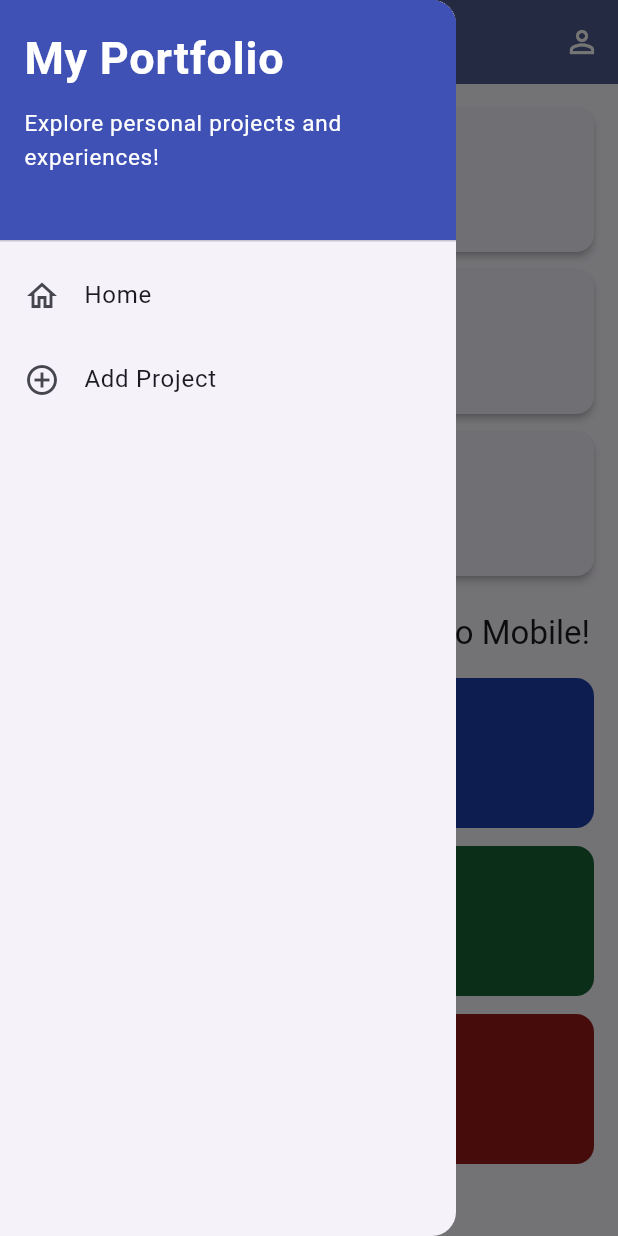
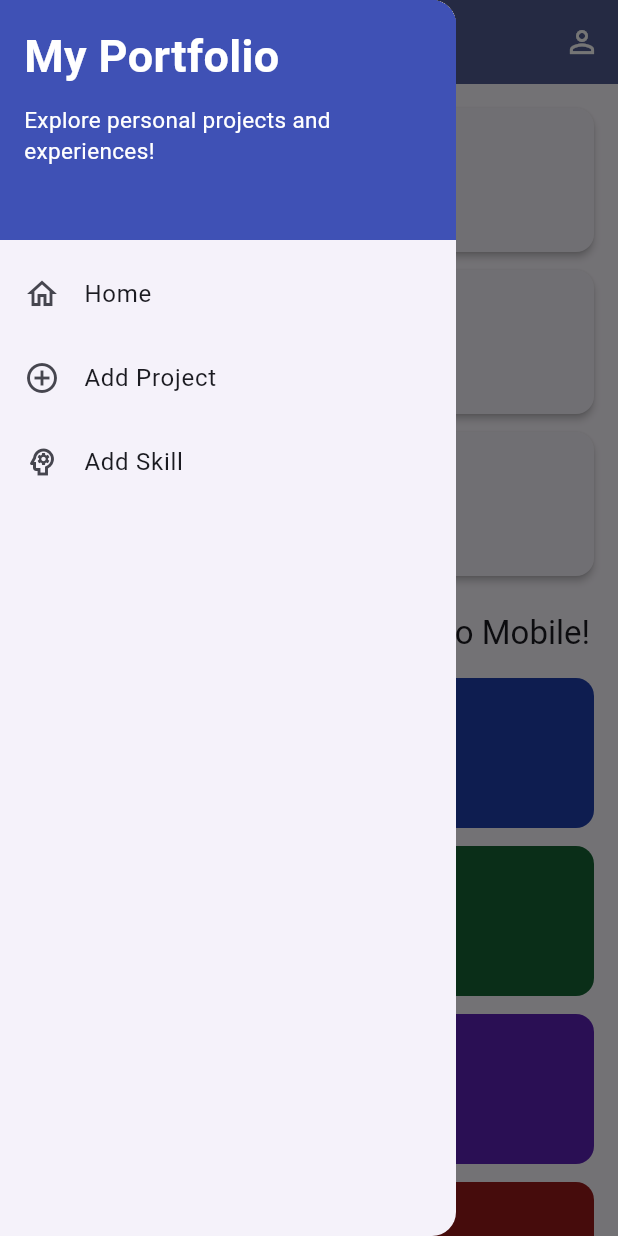
Before and after one commit to jhalimsaputra-cloud/myportofolio_mobile, a Flutter app: the screen it shows after launch, with the side drawer open, on a phone screen of 412 x 824 dp. Run offline on Flutter 3.47's test engine with Material 3 defaults, Android fonts, the phone set to English and light mode, and no system bars; our stand-ins replace material_ui.

Commit message:
feat: connect skill form to home and drawer

```diff
--- a/lib/screens/menu.dart
+++ b/lib/screens/menu.dart
@@ -1,5 +1,6 @@
 import 'package:material_ui/material_ui.dart';
 import 'package:myportofolio_mobile/models/item_homepage.dart';
+import 'package:myportofolio_mobile/screens/skill_form.dart';
 import 'package:myportofolio_mobile/widgets/info_card.dart';
 import 'package:myportofolio_mobile/widgets/left_drawer.dart';
 import 'package:myportofolio_mobile/widgets/profile_sheet.dart';
@@ -13,11 +14,34 @@ class MyHomePage extends StatelessWidget {
   static const _className = 'PBP B';
 
   // Dark backgrounds keep the white icon and label readable on every card.
-  static const _items = [
-    ItemHomepage('Lihat Proyek', Icons.folder, Color(0xFF1E40AF)),
-    ItemHomepage('Tambah Proyek', Icons.add_circle, Color(0xFF166534)),
-    ItemHomepage('Logout', Icons.logout, Color(0xFF991B1B)),
-  ];
+  static const _viewProjects = ItemHomepage(
+    'Lihat Proyek',
+    Icons.folder,
+    Color(0xFF1E40AF),
+  );
+  static const _addProject = ItemHomepage(
+    'Tambah Proyek',
+    Icons.add_circle,
+    Color(0xFF166534),
+  );
+  static const _addSkill = ItemHomepage(
+    'Tambah Skill',
+    Icons.psychology_outlined,
+    Color(0xFF5B21B6),
+  );
+  static const _logout = ItemHomepage(
+    'Logout',
+    Icons.logout,
+    Color(0xFF991B1B),
+  );
+
+  void _openSkillForm(BuildContext context) {
+    Navigator.push<void>(
+      context,
+      MaterialPageRoute<void>(builder: (_) => const SkillFormPage()),
+    );
+  }
+
   void _showProfile(BuildContext context) {
     showModalBottomSheet<void>(
       context: context,
@@ -73,7 +97,15 @@ class MyHomePage extends StatelessWidget {
                   ),
                   const SizedBox(height: 16),
                   _CardGroup(
-                    children: [for (final item in _items) ItemCard(item: item)],
+                    children: [
+                      const ItemCard(item: _viewProjects),
+                      const ItemCard(item: _addProject),
+                      ItemCard(
+                        item: _addSkill,
+                        onTap: () => _openSkillForm(context),
+                      ),
+                      const ItemCard(item: _logout),
+                    ],
                   ),
                 ],
               ),
--- a/lib/screens/skill_form.dart
+++ b/lib/screens/skill_form.dart
@@ -96,7 +96,7 @@ class _SkillFormPageState extends State<SkillFormPage> {
           ),
         ],
       ),
-      drawer: const LeftDrawer(),
+      drawer: const LeftDrawer(isSkillForm: true),
       body: SafeArea(
         child: SingleChildScrollView(
           padding: const EdgeInsets.all(16),
--- a/lib/widgets/left_drawer.dart
+++ b/lib/widgets/left_drawer.dart
@@ -1,20 +1,50 @@
 import 'package:material_ui/material_ui.dart';
-import 'package:myportofolio_mobile/screens/menu.dart';
 import 'package:myportofolio_mobile/screens/project_form.dart';
+import 'package:myportofolio_mobile/screens/skill_form.dart';
 
 class LeftDrawer extends StatelessWidget {
-  const LeftDrawer({super.key, this.isProjectForm = false});
+  const LeftDrawer({
+    super.key,
+    this.isProjectForm = false,
+    this.isSkillForm = false,
+  });
 
   final bool isProjectForm;
+  final bool isSkillForm;
+
+  void _openForm(
+    BuildContext context, {
+    required bool isCurrentForm,
+    required WidgetBuilder builder,
+  }) {
+    final navigator = Navigator.of(context);
+    navigator.pop();
+    if (isCurrentForm) return;
+
+    final route = MaterialPageRoute<void>(builder: builder);
+    if (isProjectForm || isSkillForm) {
+      navigator.pushReplacement<void, void>(route);
+    } else {
+      navigator.push<void>(route);
+    }
+  }
 
   @override
   Widget build(BuildContext context) {
     return Drawer(
       child: ListView(
+        padding: EdgeInsets.only(bottom: MediaQuery.paddingOf(context).bottom),
         children: [
-          const DrawerHeader(
-            decoration: BoxDecoration(color: Colors.indigo),
+          ColoredBox(
+            color: Colors.indigo,
+            child: SafeArea(
+              bottom: false,
+              child: ConstrainedBox(
+                constraints: const BoxConstraints(minHeight: 160),
+                child: const Padding(
+                  padding: EdgeInsets.all(16),
                   child: Column(
+                    mainAxisSize: MainAxisSize.min,
                     crossAxisAlignment: CrossAxisAlignment.start,
                     children: [
                       Text(
@@ -33,30 +63,36 @@ class LeftDrawer extends StatelessWidget {
                     ],
                   ),
                 ),
+              ),
+            ),
+          ),
+          const SizedBox(height: 8),
           ListTile(
             leading: const Icon(Icons.home_outlined),
             title: const Text('Home'),
             onTap: () {
-              Navigator.pushReplacement(
-                context,
-                MaterialPageRoute(builder: (context) => const MyHomePage()),
-              );
+              final navigator = Navigator.of(context);
+              navigator.pop();
+              navigator.popUntil((route) => route.isFirst);
             },
           ),
           ListTile(
             leading: const Icon(Icons.add_circle_outline),
             title: const Text('Add Project'),
-            onTap: () {
-              final navigator = Navigator.of(context);
-              navigator.pop();
-              if (!isProjectForm) {
-                navigator.pushReplacement<void, void>(
-                  MaterialPageRoute<void>(
+            onTap: () => _openForm(
+              context,
+              isCurrentForm: isProjectForm,
               builder: (_) => const ProjectFormPage(),
             ),
-                );
-              }
-            },
+          ),
+          ListTile(
+            leading: const Icon(Icons.psychology_outlined),
+            title: const Text('Add Skill'),
+            onTap: () => _openForm(
+              context,
+              isCurrentForm: isSkillForm,
+              builder: (_) => const SkillFormPage(),
+            ),
           ),
         ],
       ),
--- a/lib/widgets/project_card.dart
+++ b/lib/widgets/project_card.dart
@@ -3,9 +3,10 @@ import 'package:myportofolio_mobile/models/item_homepage.dart';
 import 'package:myportofolio_mobile/screens/project_form.dart';
 
 class ItemCard extends StatelessWidget {
-  const ItemCard({super.key, required this.item});
+  const ItemCard({super.key, required this.item, this.onTap});
 
   final ItemHomepage item;
+  final VoidCallback? onTap;
 
   @override
   Widget build(BuildContext context) {
@@ -14,7 +15,9 @@ class ItemCard extends StatelessWidget {
       borderRadius: BorderRadius.circular(12),
       clipBehavior: Clip.antiAlias,
       child: InkWell(
-        onTap: () {
+        onTap:
+            onTap ??
+            () {
               ScaffoldMessenger.of(context)
                 ..hideCurrentSnackBar()
                 ..showSnackBar(
@@ -26,7 +29,9 @@ class ItemCard extends StatelessWidget {
               if (item.name == 'Tambah Proyek') {
                 Navigator.push(
                   context,
-              MaterialPageRoute(builder: (context) => const ProjectFormPage()),
+                  MaterialPageRoute(
+                    builder: (context) => const ProjectFormPage(),
+                  ),
                 );
               }
             },
```
Also changed, not shown: 1 other file. Lines whose indentation alone changed are shown as unchanged.
